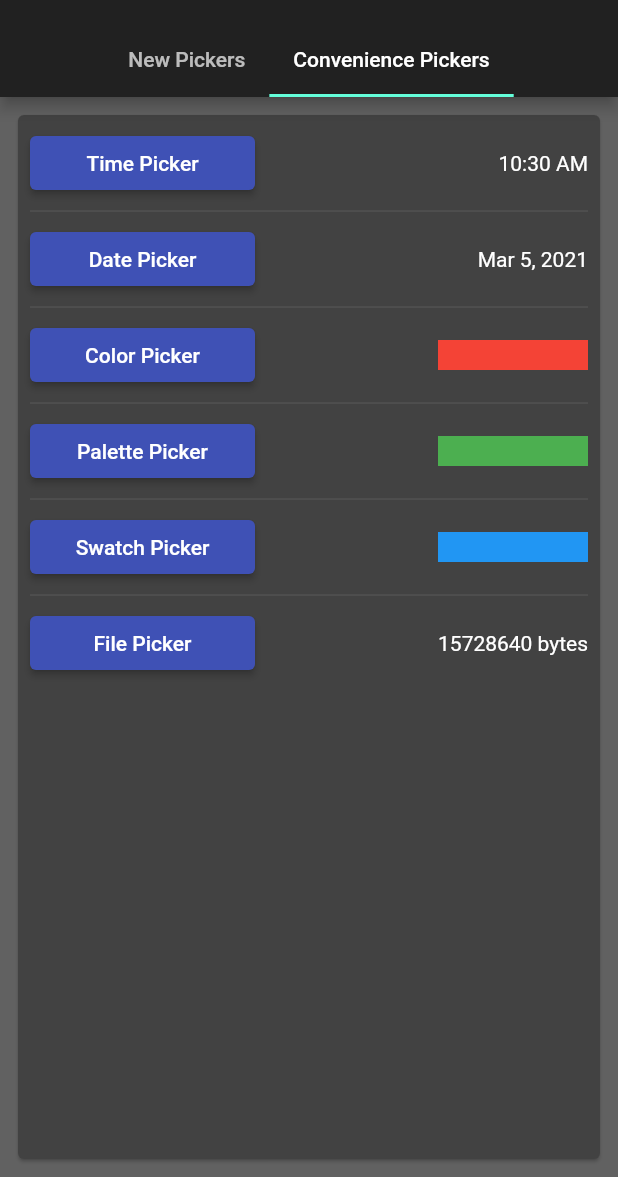
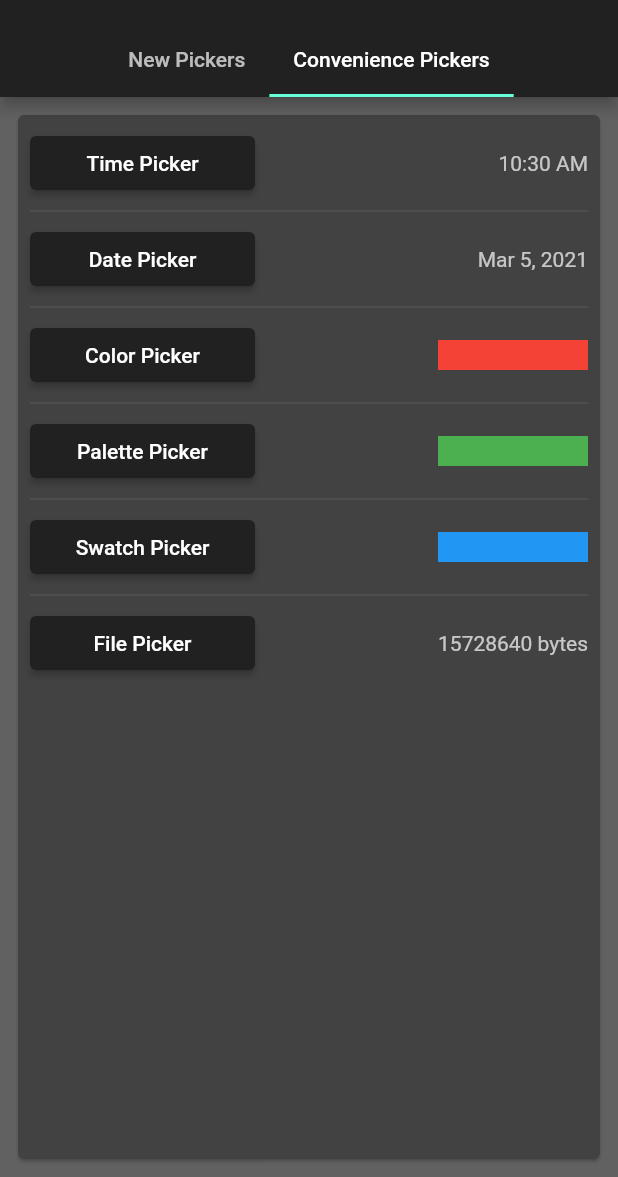
Before and after one commit to codegrue/flutter_material_pickers, a Flutter app: the screen it shows after launch, tab 2 chosen, after a tap on the "brightness 4" icon, on a phone screen of 412 x 824 dp, the part 59-1236 px from its top. Run offline on Flutter 3.47's test engine with Material 2 defaults, Android fonts, the phone set to English and light mode, and no system bars; our stand-ins replace adaptive_theme, file_picker, flutter_colorpicker.

Commit message:
refined theme for time picker

```diff
--- a/example/lib/main.dart
+++ b/example/lib/main.dart
@@ -4,6 +4,7 @@
 import 'package:intl/intl.dart';
 
 import 'model.dart';
+import 'theme.dart';
 
 void main() => runApp(MyApp());
 
@@ -12,8 +13,8 @@
   Widget build(BuildContext context) {
     return AdaptiveTheme(
       initial: AdaptiveThemeMode.light,
-      light: _buildTheme(Brightness.light),
-      dark: _buildTheme(Brightness.dark),
+      light: buildTheme(Brightness.light),
+      dark: buildTheme(Brightness.dark),
       builder: (context, theme) {
         return MaterialApp(
           title: 'Material Picker Examples',
@@ -23,43 +24,6 @@
       },
     );
   }
-}
-
-ThemeData _buildTheme(Brightness brightness) {
-  var theme = ThemeData(
-    primarySwatch: Colors.indigo,
-    brightness: brightness,
-  ); // app background color
-
-  if (brightness == Brightness.light) {
-    theme = theme.copyWith(
-      primaryColor: Colors.green, // background color of the header area
-      backgroundColor: Colors.green[100],
-      colorScheme: theme.colorScheme.copyWith(
-        primary: Colors.green, // new way to do title color
-        surface: Colors.green[100], // new way to do background color
-      ),
-      accentColor:
-          Colors.green[900], // color of selected controls and button bar text
-      dialogBackgroundColor:
-          Colors.green[100], // background color of the entire dialog
-      primaryTextTheme: theme.primaryTextTheme.copyWith(
-        headline6: theme.primaryTextTheme.headline6?.copyWith(
-          color: Colors.lightGreen[50], // text color of the header area
-        ),
-      ),
-      textTheme: theme.textTheme.copyWith(
-        bodyText2: theme.textTheme.bodyText2?.copyWith(
-          color: Colors.green[700], // text color of dialog text
-        ),
-        button: theme.textTheme.button?.copyWith(
-          color: Colors.green[700], // text color of the action bar buttons
-        ),
-      ),
-    );
-  }
-
-  return theme;
 }
 
 class TestPage extends StatefulWidget {
--- /dev/null
+++ b/example/lib/theme.dart
@@ -0,0 +1,56 @@
+import 'package:flutter/material.dart';
+
+ThemeData buildTheme(Brightness brightness) {
+  var theme = ThemeData(
+    primarySwatch: Colors.indigo,
+    brightness: brightness,
+  ); // app background color
+
+  // extract auto generated colors
+  Color primaryColor = theme.primaryColor;
+  Color backgroundColor = theme.backgroundColor;
+  Color accentColor = theme.accentColor;
+  Color textColor = theme.textTheme.headline1!.color!;
+  Color headerTextColor = textColor;
+
+  // override colors for light themes
+  if (brightness == Brightness.light) {
+    backgroundColor = Colors.green[100]!;
+    primaryColor = Colors.green;
+    accentColor = Colors.green[900]!;
+    textColor = Colors.green[700]!;
+    headerTextColor = Colors.lightGreen[50]!;
+  }
+
+  theme = theme.copyWith(
+    primaryColor: primaryColor, // background color of the header area
+    backgroundColor: backgroundColor,
+    colorScheme: theme.colorScheme.copyWith(
+      primary: primaryColor, // new way to do title color
+      surface: backgroundColor, // new way to do background color
+    ),
+    accentColor: accentColor, // color of controls and button bar text
+    dialogBackgroundColor: backgroundColor, // background color of the dialog
+    primaryTextTheme: theme.primaryTextTheme.copyWith(
+      headline6: theme.primaryTextTheme.headline6?.copyWith(
+        color: headerTextColor, // text color of the header area
+      ),
+    ),
+    textTheme: theme.textTheme.copyWith(
+      bodyText2: theme.textTheme.bodyText2?.copyWith(
+        color: textColor, // text color of dialog text
+      ),
+      button: theme.textTheme.button?.copyWith(
+        color: textColor, // text color of the action bar buttons
+      ),
+    ),
+    timePickerTheme: theme.timePickerTheme.copyWith(
+      backgroundColor: backgroundColor,
+      helpTextStyle: theme.timePickerTheme.helpTextStyle?.copyWith(
+        color: textColor,
+      ),
+    ),
+  );
+
+  return theme;
+}
--- a/lib/helpers/show_time_picker.dart
+++ b/lib/helpers/show_time_picker.dart
@@ -8,6 +8,8 @@
   required BuildContext context,
   String? title,
   required TimeOfDay selectedTime,
+  String? confirmText,
+  String? cancelText,
   ValueChanged<TimeOfDay>? onChanged,
   VoidCallback? onConfirmed,
   VoidCallback? onCancelled,
@@ -15,6 +17,8 @@
   showTimePicker(
     context: context,
     initialTime: selectedTime,
+    cancelText: cancelText,
+    confirmText: confirmText,
   ).then((selection) {
     if (onChanged != null && selection != null) onChanged(selection);
     if (onCancelled != null && selection == null) onCancelled();
```
